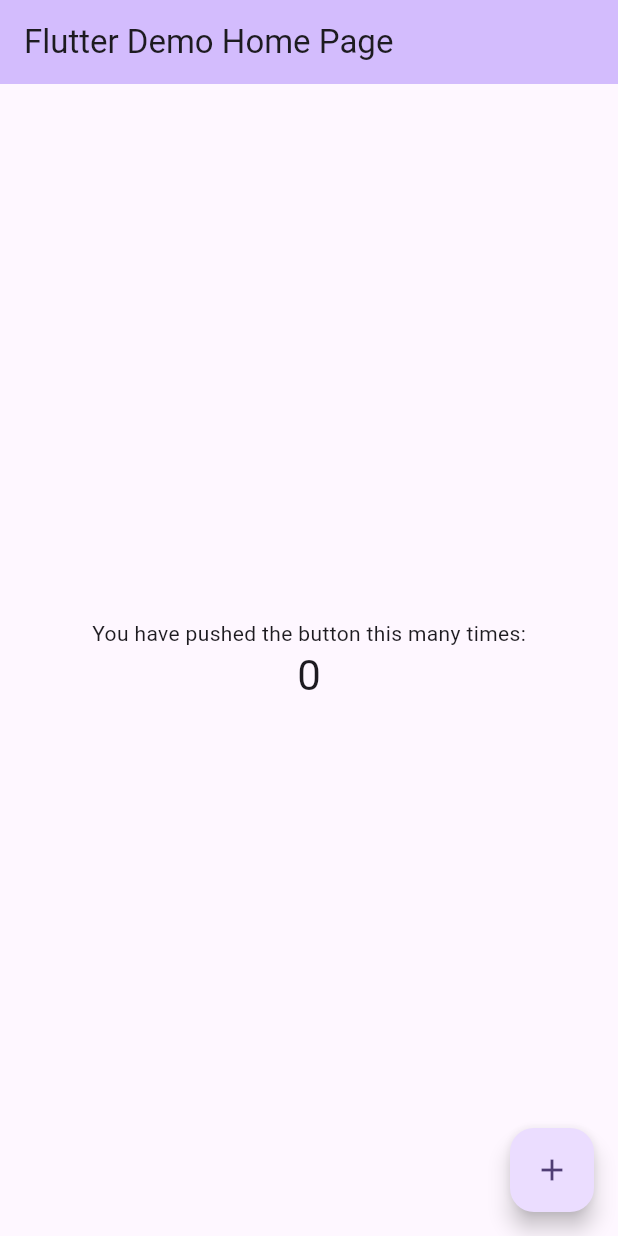
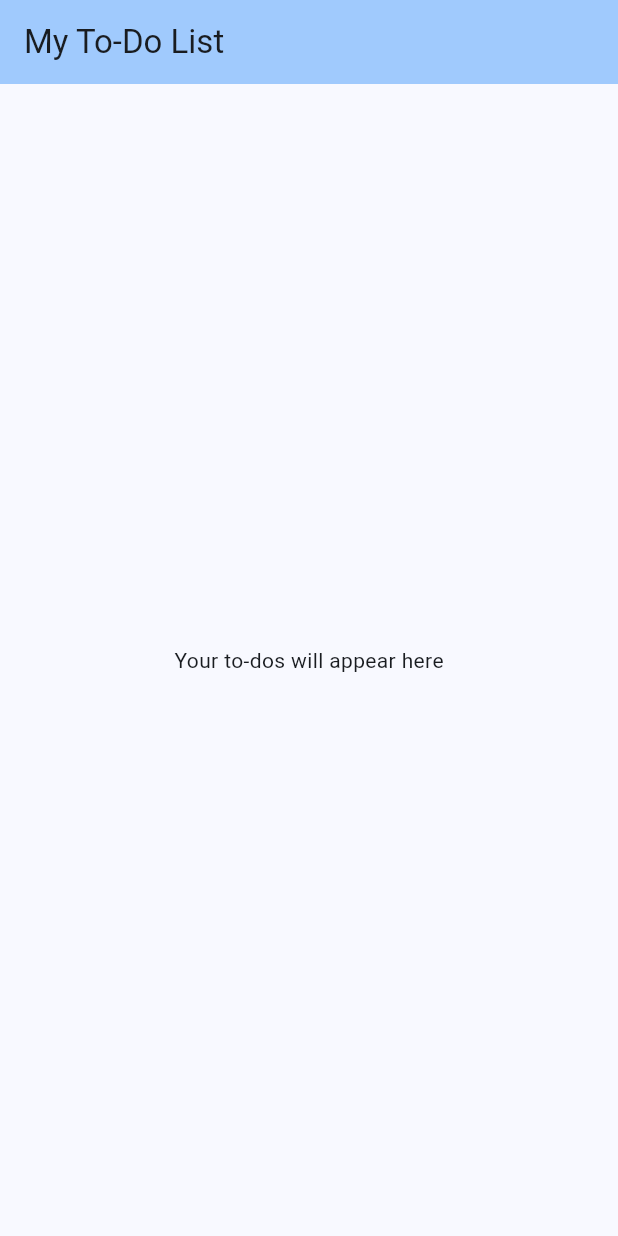
Before and after one commit to Gsousav/todo-dart, a Flutter app: the screen it shows after launch, on a phone screen of 412 x 824 dp. Run offline on Flutter 3.47's test engine with Material 3 defaults, Android fonts, the phone set to English and light mode, and no system bars.

Commit message:
feat: main feature class

```diff
--- a/lib/main.dart
+++ b/lib/main.dart
@@ -7,116 +7,40 @@ void main() {
 class MyApp extends StatelessWidget {
     const MyApp({super.key});
 
-  // This widget is the root of your application.
     @override
     Widget build(BuildContext context) {
         return MaterialApp(
-      title: 'Flutter Demo',
+            title: 'Simple To-Do',
             theme: ThemeData(
-        // This is the theme of your application.
-        //
-        // TRY THIS: Try running your application with "flutter run". You'll see
-        // the application has a purple toolbar. Then, without quitting the app,
-        // try changing the seedColor in the colorScheme below to Colors.green
-        // and then invoke "hot reload" (save your changes or press the "hot
-        // reload" button in a Flutter-supported IDE, or press "r" if you used
-        // the command line to start the app).
-        //
-        // Notice that the counter didn't reset back to zero; the application
-        // state is not lost during the reload. To reset the state, use hot
-        // restart instead.
-        //
-        // This works for code too, not just values: Most code changes can be
-        // tested with just a hot reload.
-        colorScheme: ColorScheme.fromSeed(seedColor: Colors.deepPurple),
+                colorScheme: ColorScheme.fromSeed(
+                    seedColor: Colors.blue
                 ),
-      home: const MyHomePage(title: 'Flutter Demo Home Page'),
+                useMaterial3: true,
+            ),
+            home: const TodoListScreen(),
+
         );
     }
 }
 
-class MyHomePage extends StatefulWidget {
-  const MyHomePage({super.key, required this.title});
-
-  // This widget is the home page of your application. It is stateful, meaning
-  // that it has a State object (defined below) that contains fields that affect
-  // how it looks.
-
-  // This class is the configuration for the state. It holds the values (in this
-  // case the title) provided by the parent (in this case the App widget) and
-  // used by the build method of the State. Fields in a Widget subclass are
-  // always marked "final".
-
-  final String title;
+class TodoListScreen extends StatefulWidget {
+    const TodoListScreen({super.key});
 
     @override
-  State<MyHomePage> createState() => _MyHomePageState();
+    State<TodoListScreen> createState() => _TodoListScreenState();
 }
 
-class _MyHomePageState extends State<MyHomePage> {
-  int _counter = 0;
-
-  void _incrementCounter() {
-    setState(() {
-      // This call to setState tells the Flutter framework that something has
-      // changed in this State, which causes it to rerun the build method below
-      // so that the display can reflect the updated values. If we changed
-      // _counter without calling setState(), then the build method would not be
-      // called again, and so nothing would appear to happen.
-      _counter++;
-    });
-  }
-
+class _TodoListScreenState extends State<TodoListScreen> {
     @override
     Widget build(BuildContext context) {
-    // This method is rerun every time setState is called, for instance as done
-    // by the _incrementCounter method above.
-    //
-    // The Flutter framework has been optimized to make rerunning build methods
-    // fast, so that you can just rebuild anything that needs updating rather
-    // than having to individually change instances of widgets.
         return Scaffold(
             appBar: AppBar(
-        // TRY THIS: Try changing the color here to a specific color (to
-        // Colors.amber, perhaps?) and trigger a hot reload to see the AppBar
-        // change color while the other colors stay the same.
+                title: const Text('My To-Do List'),
                 backgroundColor: Theme.of(context).colorScheme.inversePrimary,
-        // Here we take the value from the MyHomePage object that was created by
-        // the App.build method, and use it to set our appbar title.
-        title: Text(widget.title),
             ),
-      body: Center(
-        // Center is a layout widget. It takes a single child and positions it
-        // in the middle of the parent.
-        child: Column(
-          // Column is also a layout widget. It takes a list of children and
-          // arranges them vertically. By default, it sizes itself to fit its
-          // children horizontally, and tries to be as tall as its parent.
-          //
-          // Column has various properties to control how it sizes itself and
-          // how it positions its children. Here we use mainAxisAlignment to
-          // center the children vertically; the main axis here is the vertical
-          // axis because Columns are vertical (the cross axis would be
-          // horizontal).
-          //
-          // TRY THIS: Invoke "debug painting" (choose the "Toggle Debug Paint"
-          // action in the IDE, or press "p" in the console), to see the
-          // wireframe for each widget.
-          mainAxisAlignment: MainAxisAlignment.center,
-          children: <Widget>[
-            const Text('You have pushed the button this many times:'),
-            Text(
-              '$_counter',
-              style: Theme.of(context).textTheme.headlineMedium,
+            body: const Center(
+                child: Text('Your to-dos will appear here')
             ),
-          ],
-        ),
-      ),
-      floatingActionButton: FloatingActionButton(
-        onPressed: _incrementCounter,
-        tooltip: 'Increment',
-        child: const Icon(Icons.add),
-      ), // This trailing comma makes auto-formatting nicer for build methods.
         );
     }
 }
```
Lines whose indentation alone changed are shown as unchanged.
